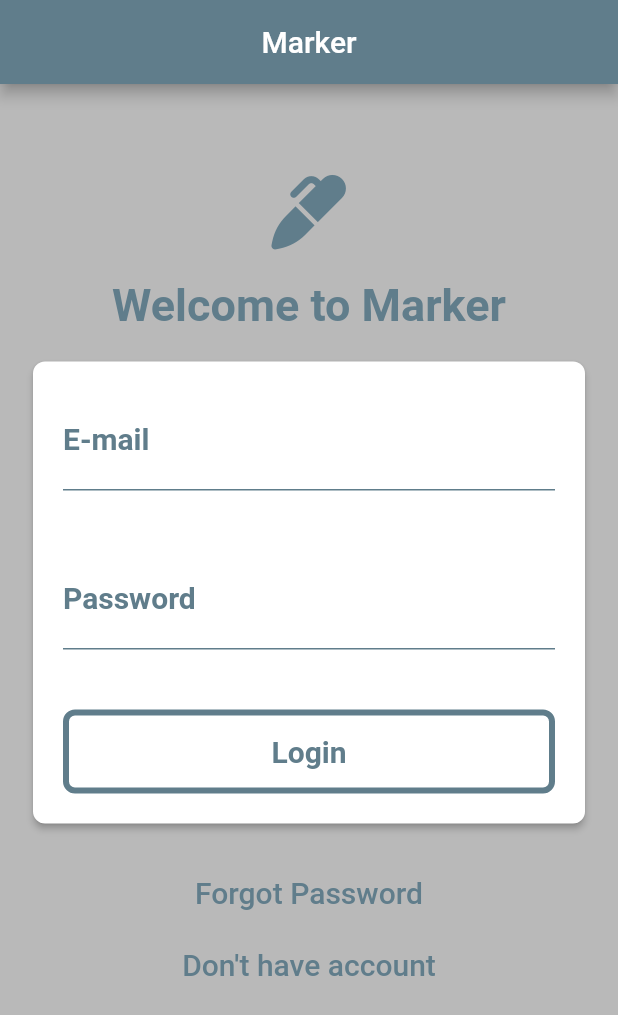
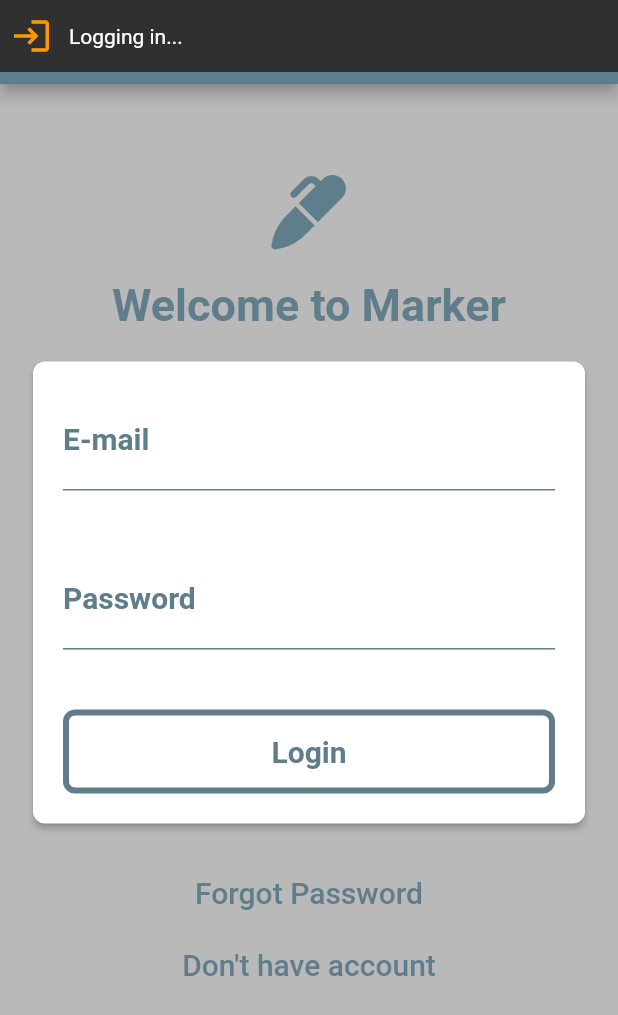
Before and after one commit to somsakra/ss-marker-flutter-new, a Flutter app: the screen it shows after launch, after a tap on "Login", on a phone screen of 412 x 824 dp. Shown: the top 1015 px of the screen. Run offline on Flutter 3.47's test engine with Material 2 defaults, Android fonts, the phone set to English and light mode, and no system bars; drawn by our look-alikes of another_flushbar; our stand-ins replace bloc, dio, equatable, flutter_bloc, font_awesome_flutter, shared_preferences; network calls fail.

Commit message:
implement loading flushbar

```diff
--- a/lib/src/bloc/user_bloc/user_bloc.dart
+++ b/lib/src/bloc/user_bloc/user_bloc.dart
@@ -1,5 +1,3 @@
-import 'dart:async';
-
 import 'package:bloc/bloc.dart';
 import 'package:equatable/equatable.dart';
 import 'package:marker/src/models/user_model.dart';
--- a/lib/src/pages/login/login_page.dart
+++ b/lib/src/pages/login/login_page.dart
@@ -1,3 +1,4 @@
+import 'package:another_flushbar/flushbar.dart';
 import 'package:flutter/material.dart';
 import 'package:flutter_bloc/flutter_bloc.dart';
 import 'package:font_awesome_flutter/font_awesome_flutter.dart';
@@ -99,19 +100,26 @@ class _LoginPageState extends State<LoginPage> {
                                     width: double.infinity,
                                     child: TextButton(
                                         onPressed: () async {
+                                          showLoading(
+                                                  msg: 'Logging in...',
+                                                  icon: Icons.login)
+                                              .show(context);
                                           _form.currentState?.save();
-                                          final result = await NetworkService()
-                                              .userLogin(_credential);
-                                          SharedPreferences pref =
-                                              await SharedPreferences
-                                                  .getInstance();
-                                          pref.setString(
-                                              Setting.token, result['token']);
-                                          pref.setString(
-                                              Setting.email, result['email']);
-                                          if (!mounted) return;
-                                          Navigator.pushReplacementNamed(
-                                              context, custom_route.Route.home);
+                                          NetworkService()
+                                              .userLogin(_credential)
+                                              .then((result) {
+                                            SharedPreferences.getInstance()
+                                                .then((pref) {
+                                              pref.setString(Setting.token,
+                                                  result['token']);
+                                              pref.setString(Setting.email,
+                                                  result['email']);
+                                              Navigator.pushNamedAndRemoveUntil(
+                                                  context,
+                                                  '/',
+                                                  (route) => false);
+                                            });
+                                          });
                                         },
                                         style: TextButton.styleFrom(
                                           foregroundColor: Colors.blueGrey,
@@ -170,3 +178,17 @@ TextButton _buildTextButton(String text,
         style: TextStyle(color: Colors.blueGrey, fontSize: fontSize),
       ));
 }
+
+Flushbar<dynamic> showLoading({required String msg, required IconData icon}) {
+  return Flushbar(
+    message: msg,
+    icon: Icon(
+      icon,
+      size: 28.0,
+      color: Colors.orange,
+    ),
+    showProgressIndicator: true,
+    flushbarPosition: FlushbarPosition.TOP,
+    flushbarStyle: FlushbarStyle.GROUNDED,
+  );
+}
--- a/pubspec.yaml
+++ b/pubspec.yaml
@@ -45,6 +45,7 @@ dependencies:
   shared_preferences: ^2.0.20
   badges: ^3.0.3
   crypto: ^3.0.2
+  another_flushbar: ^1.12.29
 
 dev_dependencies:
   flutter_test:
```
Also changed, not shown: lib/src/pages/home/home_page.dart (+40 -14 lines), pubspec.lock.
